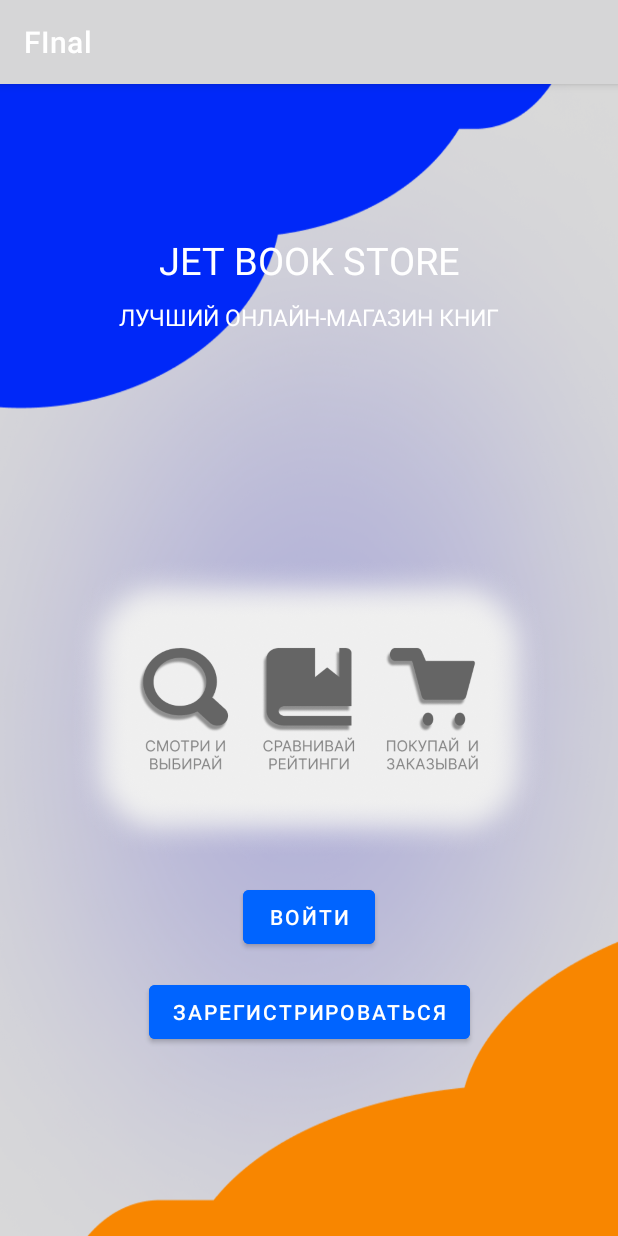
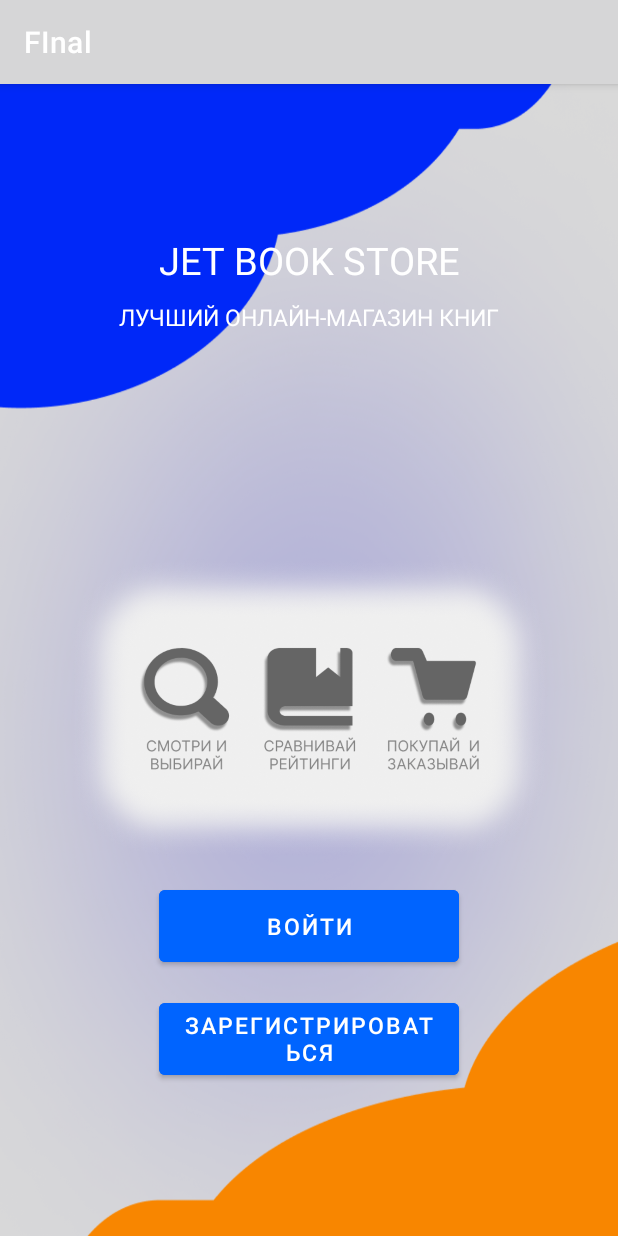
Before and after one commit to Rassu1/KBTU_android, an Android app: the screen it shows after launch (MainActivity), on a phone screen of 412 x 824 dp. Run offline under Robolectric (Android 15) with nearby library versions, the phone set to English and light mode, and no system bars.

Commit message:
check again

```diff
--- a/FInal/app/src/main/res/layout/activity_main.xml
+++ b/FInal/app/src/main/res/layout/activity_main.xml
@@ -37,7 +37,7 @@
 
     <ImageView
         android:id="@+id/main_page_central_photo"
-        android:layout_width="400dp"
+        android:layout_width="600dp"
         android:layout_height="200dp"
         android:layout_marginTop="150dp"
         android:src="@drawable/main_page_photo_2"
@@ -48,26 +48,28 @@
 
     <Button
         android:id="@+id/sign_in_button"
-        android:layout_width="wrap_content"
-        android:layout_height="wrap_content"
+        android:layout_width="200dp"
+        android:layout_height="60dp"
+        android:backgroundTint="@color/blue"
+        android:layout_marginTop="15dp"
         android:text="@string/Sign_in"
+        android:textSize="15sp"
         app:layout_constraintEnd_toEndOf="parent"
         app:layout_constraintStart_toStartOf="parent"
         app:layout_constraintTop_toBottomOf="@+id/main_page_central_photo"
-        android:backgroundTint="@color/blue"
-        android:layout_marginTop="15dp"
         />
 
     <Button
         android:id="@+id/registr_button"
-        android:layout_width="wrap_content"
-        android:layout_height="wrap_content"
+        android:layout_width="200dp"
+        android:layout_height="60dp"
+        android:backgroundTint="@color/blue"
+        android:layout_marginTop="15dp"
         android:text="@string/Registr_text"
+        android:textSize="15sp"
         app:layout_constraintEnd_toEndOf="parent"
         app:layout_constraintStart_toStartOf="parent"
         app:layout_constraintTop_toBottomOf="@+id/sign_in_button"
-        android:backgroundTint="@color/blue"
-        android:layout_marginTop="15dp"
         />
 
 
```
